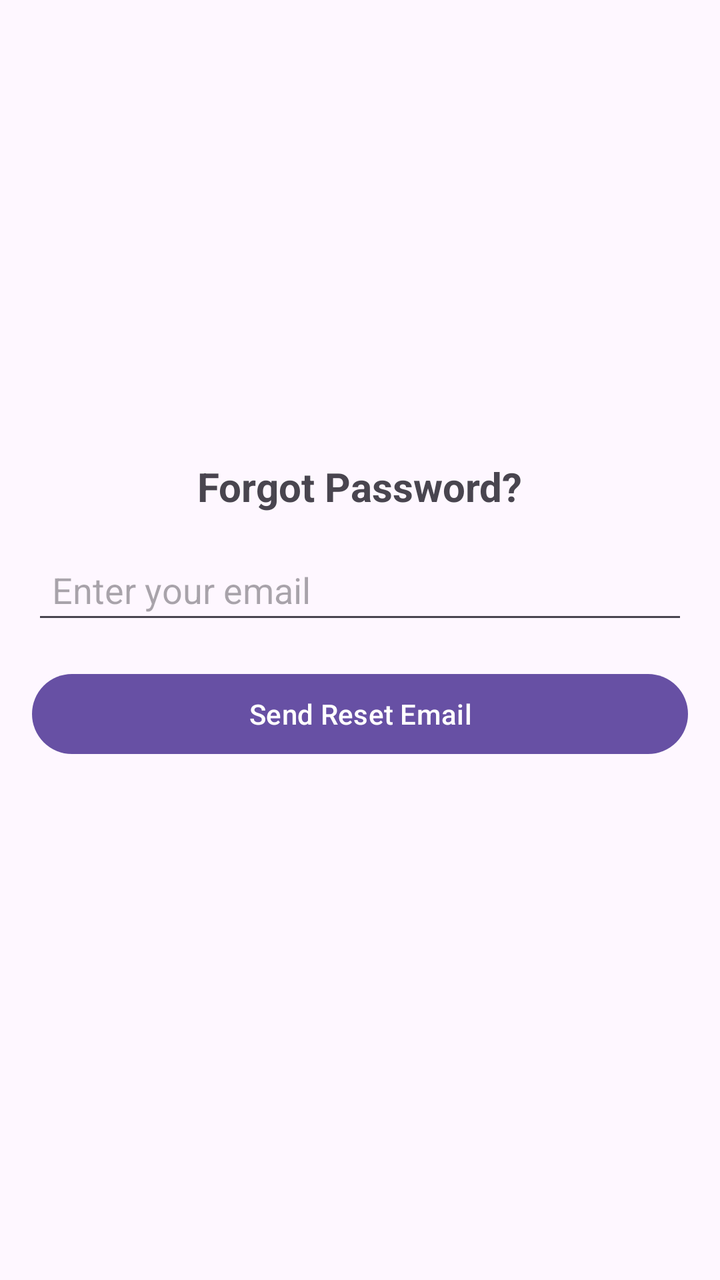
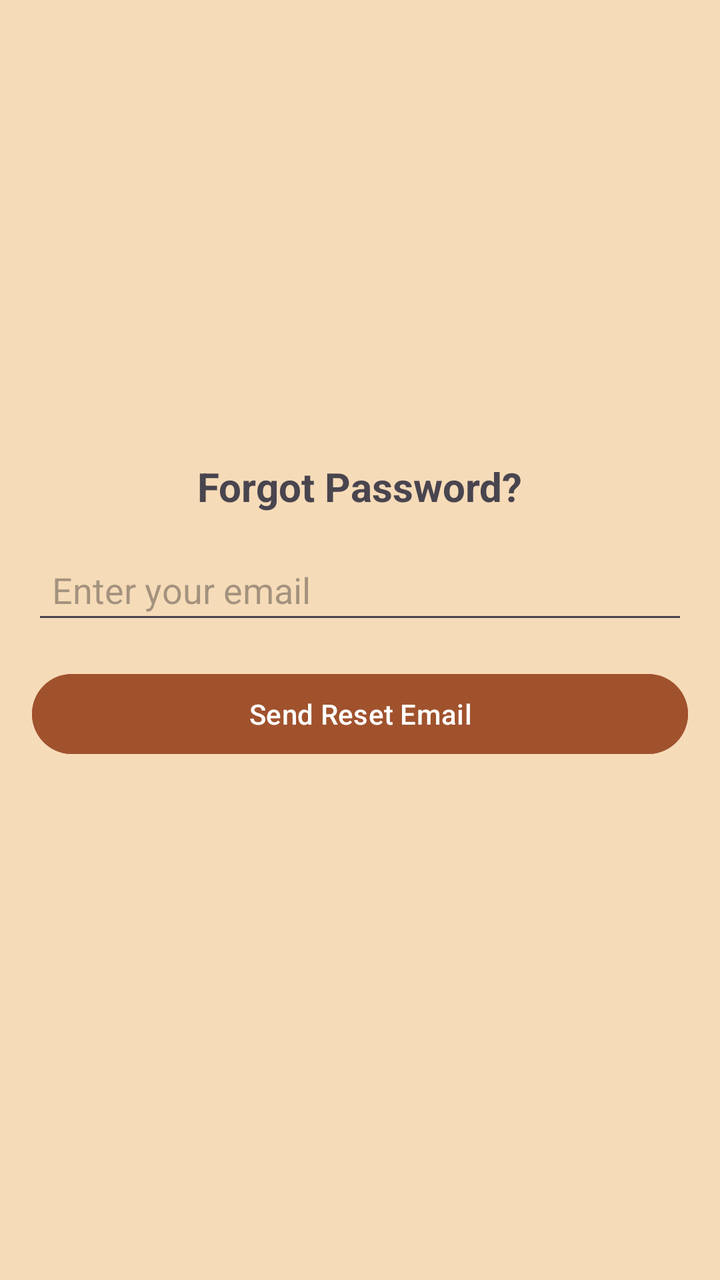

Two renders of the same Android screen: before a commit and after it. Below are the layout's source before the change and the commit's diff.
<!-- AndroidManifest.xml: application theme Theme.Csci3130Group1 -->
<!-- res/layout/activity_forgot_password.xml -->
<?xml version="1.0" encoding="utf-8"?>
<LinearLayout xmlns:android="http://schemas.android.com/apk/res/android"
    android:layout_width="match_parent"
    android:layout_height="match_parent"
    android:orientation="vertical"
    android:gravity="center"
    android:padding="16dp">

    <TextView
        android:id="@+id/titleText"
        android:layout_width="wrap_content"
        android:layout_height="wrap_content"
        android:text="Forgot Password?"
        android:textSize="20sp"
        android:textStyle="bold"
        android:paddingBottom="16dp"/>

    <EditText
        android:id="@+id/email_input"
        android:layout_width="match_parent"
        android:layout_height="wrap_content"
        android:hint="Enter your email"
        android:inputType="textEmailAddress"
        android:padding="10dp"/>

    <Button
        android:id="@+id/reset_button"
        android:layout_width="match_parent"
        android:layout_height="wrap_content"
        android:text="Send Reset Email"
        android:padding="10dp"
        android:layout_marginTop="16dp"/>

    <TextView
        android:id="@+id/statusTextView"
        android:layout_width="wrap_content"
        android:layout_height="wrap_content"
        android:text=""
        android:paddingTop="10dp"
        android:textSize="14sp"/>

</LinearLayout>
<!-- resources referenced by this layout -->
<resources>
  <style name="Theme.Csci3130Group1" parent="Base.Theme.Csci3130Group1" />
  <style name="Base.Theme.Csci3130Group1" parent="Theme.Material3.DayNight.NoActionBar">
          
          
      </style>
</resources>

<!-- the commit's change to res/layout/activity_forgot_password.xml (unified diff, before → after) -->
@@ -2,6 +2,7 @@
 <LinearLayout xmlns:android="http://schemas.android.com/apk/res/android"
     android:layout_width="match_parent"
     android:layout_height="match_parent"
+    android:background="#F6DBB8"
     android:orientation="vertical"
     android:gravity="center"
     android:padding="16dp">
@@ -27,6 +28,7 @@
         android:id="@+id/reset_button"
         android:layout_width="match_parent"
         android:layout_height="wrap_content"
+        android:backgroundTint="#A0522D"
         android:text="Send Reset Email"
         android:padding="10dp"
         android:layout_marginTop="16dp"/>
